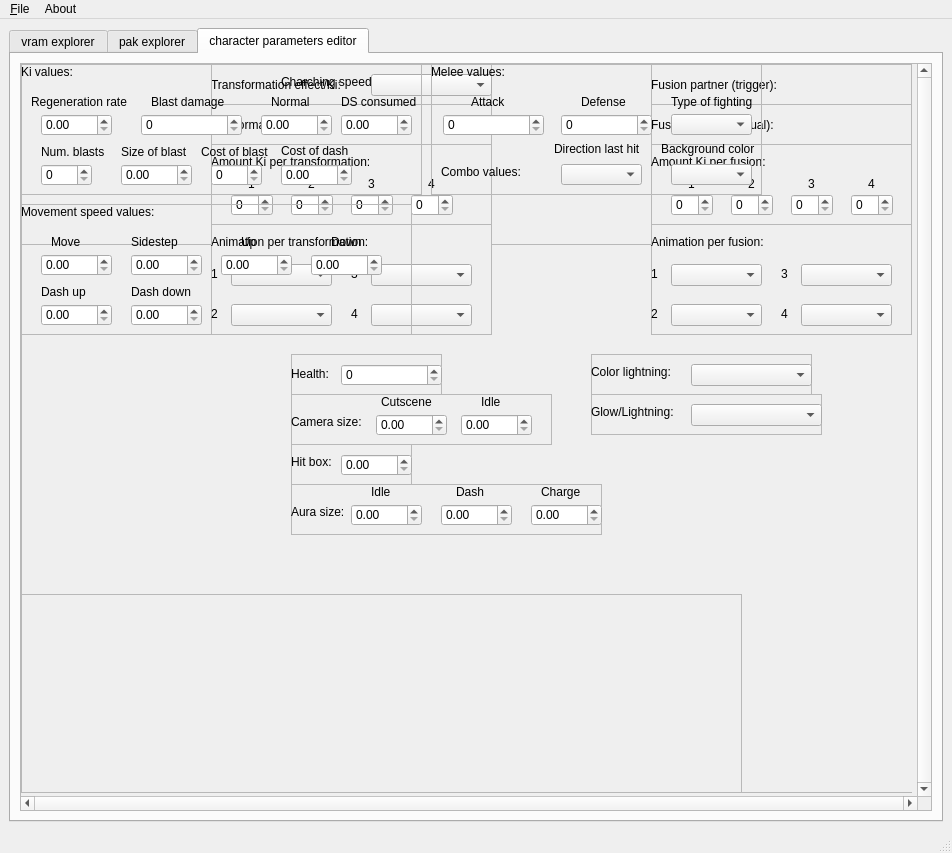
Before: the Qt Designer form lib/design/Raging_tools.ui in adsl14/Raging-tools, drawn with Qt 5.
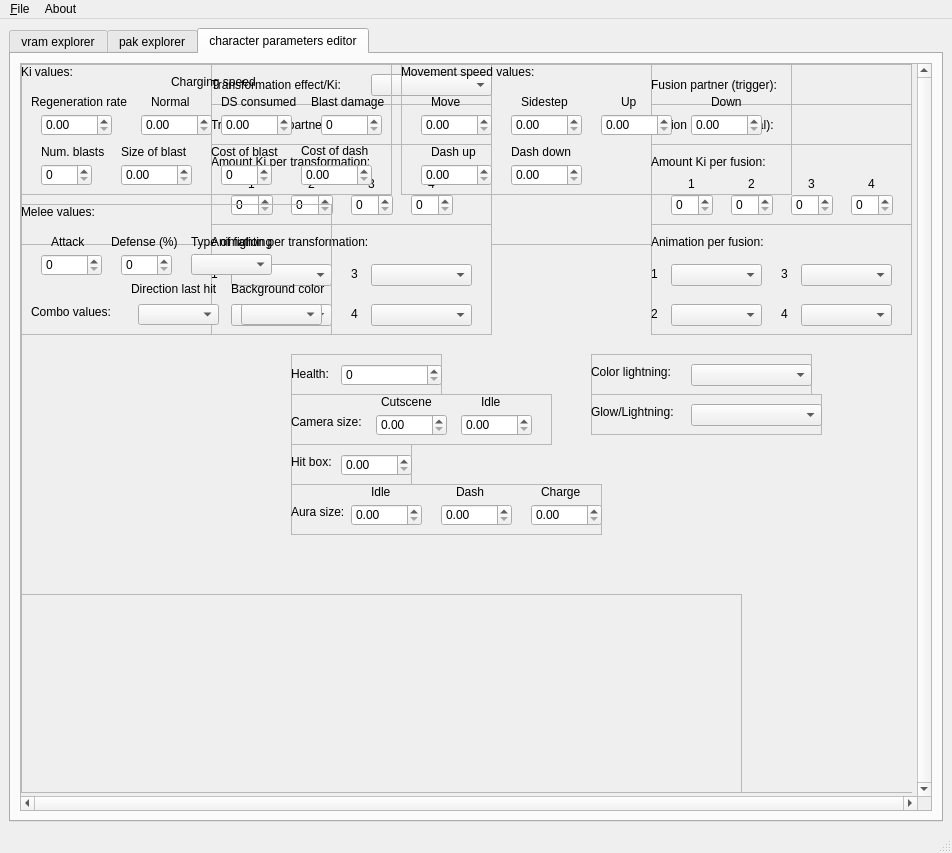
After: the same form once the commit is applied. The open tabs and pages were chosen to show the change. Icons and pictures are not drawn.

Commit message: Changed the damage values of melee, defense and ki blasts

```diff
--- a/lib/design/Raging_tools.ui
+++ b/lib/design/Raging_tools.ui
@@ -3419,7 +3419,7 @@
               <rect>
                <x>0</x>
                <y>0</y>
-               <width>401</width>
+               <width>371</width>
                <height>131</height>
               </rect>
              </property>
@@ -3489,7 +3489,7 @@
              <widget class="QDoubleSpinBox" name="ki_cost_of_dash_value">
               <property name="geometry">
                <rect>
-                <x>260</x>
+                <x>280</x>
                 <y>100</y>
                 <width>71</width>
                 <height>22</height>
@@ -3514,7 +3514,7 @@
              <widget class="QLabel" name="ki_cost_of_dash_text">
               <property name="geometry">
                <rect>
-                <x>260</x>
+                <x>280</x>
                 <y>77</y>
                 <width>71</width>
                 <height>20</height>
@@ -3530,7 +3530,7 @@
              <widget class="QDoubleSpinBox" name="speed_of_charching_value_2">
               <property name="geometry">
                <rect>
-                <x>320</x>
+                <x>200</x>
                 <y>50</y>
                 <width>71</width>
                 <height>22</height>
@@ -3558,7 +3558,7 @@
              <widget class="QLabel" name="speed_of_charching_text">
               <property name="geometry">
                <rect>
-                <x>260</x>
+                <x>150</x>
                 <y>10</y>
                 <width>101</width>
                 <height>16</height>
@@ -3568,13 +3568,13 @@
                <string>&lt;html&gt;&lt;head/&gt;&lt;body&gt;&lt;p&gt;Amount of health for the character&lt;/p&gt;&lt;/body&gt;&lt;/html&gt;</string>
               </property>
               <property name="text">
-               <string>Charching speed</string>
+               <string>Charging speed</string>
               </property>
              </widget>
              <widget class="QDoubleSpinBox" name="speed_of_charching_value">
               <property name="geometry">
                <rect>
-                <x>240</x>
+                <x>120</x>
                 <y>50</y>
                 <width>71</width>
                 <height>22</height>
@@ -3640,7 +3640,7 @@
              <widget class="QLabel" name="cost_of_blast_text">
               <property name="geometry">
                <rect>
-                <x>180</x>
+                <x>190</x>
                 <y>80</y>
                 <width>71</width>
                 <height>16</height>
@@ -3656,7 +3656,7 @@
              <widget class="QSpinBox" name="cost_of_blast_value">
               <property name="geometry">
                <rect>
-                <x>190</x>
+                <x>200</x>
                 <y>100</y>
                 <width>51</width>
                 <height>22</height>
@@ -3728,7 +3728,7 @@
              <widget class="QLabel" name="blast_damage_text">
               <property name="geometry">
                <rect>
-                <x>130</x>
+                <x>290</x>
                 <y>30</y>
                 <width>81</width>
                 <height>16</height>
@@ -3741,12 +3741,12 @@
                <string>Blast damage</string>
               </property>
              </widget>
-             <widget class="QDoubleSpinBox" name="blast_damage_value">
+             <widget class="QSpinBox" name="blast_damage_value">
               <property name="geometry">
                <rect>
-                <x>120</x>
+                <x>300</x>
                 <y>50</y>
-                <width>101</width>
+                <width>61</width>
                 <height>22</height>
                </rect>
               </property>
@@ -3756,20 +3756,20 @@
               <property name="whatsThis">
                <string>&lt;html&gt;&lt;head/&gt;&lt;body&gt;&lt;p&gt;&lt;br/&gt;&lt;/p&gt;&lt;/body&gt;&lt;/html&gt;</string>
               </property>
-              <property name="decimals">
-               <number>0</number>
-              </property>
               <property name="maximum">
-               <double>4294967295.000000000000000</double>
+               <number>65535</number>
               </property>
               <property name="value">
-               <double>0.000000000000000</double>
+               <number>0</number>
+              </property>
+              <property name="displayIntegerBase">
+               <number>10</number>
               </property>
              </widget>
              <widget class="QLabel" name="speed_of_charching_text_2">
               <property name="geometry">
                <rect>
-                <x>250</x>
+                <x>130</x>
                 <y>30</y>
                 <width>51</width>
                 <height>16</height>
@@ -3785,7 +3785,7 @@
              <widget class="QLabel" name="speed_of_charching_text_3">
               <property name="geometry">
                <rect>
-                <x>320</x>
+                <x>200</x>
                 <y>30</y>
                 <width>81</width>
                 <height>16</height>
@@ -3802,8 +3802,8 @@
             <widget class="QFrame" name="movement_speed">
              <property name="geometry">
               <rect>
-               <x>0</x>
-               <y>140</y>
+               <x>380</x>
+               <y>0</y>
                <width>391</width>
                <height>131</height>
               </rect>
@@ -3874,7 +3874,7 @@
              <widget class="QLabel" name="sidestep_speed_text">
               <property name="geometry">
                <rect>
-                <x>110</x>
+                <x>120</x>
                 <y>30</y>
                 <width>51</width>
                 <height>16</height>
@@ -3991,7 +3991,7 @@
              <widget class="QLabel" name="dash_up_speed_text">
               <property name="geometry">
                <rect>
-                <x>20</x>
+                <x>30</x>
                 <y>80</y>
                 <width>51</width>
                 <height>16</height>
@@ -4071,9 +4071,9 @@
             <widget class="QFrame" name="melee_values">
              <property name="geometry">
               <rect>
-               <x>410</x>
-               <y>0</y>
-               <width>331</width>
+               <x>0</x>
+               <y>140</y>
+               <width>311</width>
                <height>131</height>
               </rect>
              </property>
@@ -4099,9 +4099,9 @@
              <widget class="QSpinBox" name="defense_value">
               <property name="geometry">
                <rect>
-                <x>130</x>
+                <x>100</x>
                 <y>50</y>
-                <width>91</width>
+                <width>51</width>
                 <height>22</height>
                </rect>
               </property>
@@ -4127,9 +4127,9 @@
              <widget class="QLabel" name="defense_text">
               <property name="geometry">
                <rect>
-                <x>150</x>
+                <x>90</x>
                 <y>30</y>
-                <width>51</width>
+                <width>81</width>
                 <height>16</height>
                </rect>
               </property>
@@ -4137,13 +4137,13 @@
                <string>&lt;html&gt;&lt;head/&gt;&lt;body&gt;&lt;p&gt;Amount of health for the character&lt;/p&gt;&lt;/body&gt;&lt;/html&gt;</string>
               </property>
               <property name="text">
-               <string>Defense</string>
+               <string>Defense (%)</string>
               </property>
              </widget>
              <widget class="QLabel" name="attack_text">
               <property name="geometry">
                <rect>
-                <x>40</x>
+                <x>30</x>
                 <y>30</y>
                 <width>41</width>
                 <height>16</height>
@@ -4156,12 +4156,12 @@
                <string>Attack</string>
               </property>
              </widget>
-             <widget class="QDoubleSpinBox" name="attack_value">
+             <widget class="QSpinBox" name="attack_value">
               <property name="geometry">
                <rect>
-                <x>12</x>
+                <x>20</x>
                 <y>50</y>
-                <width>101</width>
+                <width>61</width>
                 <height>22</height>
                </rect>
               </property>
@@ -4171,17 +4171,17 @@
               <property name="whatsThis">
                <string>&lt;html&gt;&lt;head/&gt;&lt;body&gt;&lt;p&gt;&lt;br/&gt;&lt;/p&gt;&lt;/body&gt;&lt;/html&gt;</string>
               </property>
-              <property name="decimals">
-               <number>0</number>
-              </property>
               <property name="maximum">
-               <double>4294967295.000000000000000</double>
+               <number>65535</number>
+              </property>
+              <property name="value">
+               <number>0</number>
               </property>
              </widget>
              <widget class="QLabel" name="type_fighting_text">
               <property name="geometry">
                <rect>
-                <x>240</x>
+                <x>170</x>
                 <y>30</y>
                 <width>91</width>
                 <height>16</height>
@@ -4197,7 +4197,7 @@
              <widget class="QComboBox" name="type_fighting_value">
               <property name="geometry">
                <rect>
-                <x>240</x>
+                <x>170</x>
                 <y>50</y>
                 <width>81</width>
                 <height>21</height>
@@ -4223,7 +4223,7 @@
              <widget class="QLabel" name="direction_last_hit_combo_text">
               <property name="geometry">
                <rect>
-                <x>123</x>
+                <x>110</x>
                 <y>77</y>
                 <width>101</width>
                 <height>16</height>
@@ -4239,7 +4239,7 @@
              <widget class="QComboBox" name="background_color_combo_value">
               <property name="geometry">
                <rect>
-                <x>240</x>
+                <x>220</x>
                 <y>100</y>
                 <width>81</width>
                 <height>21</height>
@@ -4249,7 +4249,7 @@
              <widget class="QLabel" name="background_color_combo_text">
               <property name="geometry">
                <rect>
-                <x>230</x>
+                <x>210</x>
                 <y>77</y>
                 <width>101</width>
                 <height>16</height>
@@ -4265,7 +4265,7 @@
              <widget class="QComboBox" name="direction_last_hit_combo_value">
               <property name="geometry">
                <rect>
-                <x>130</x>
+                <x>117</x>
                 <y>100</y>
                 <width>81</width>
                 <height>21</height>
```
Left out of the diff: 86 changed lines with no effect on the pictures. The commit also changes 2 other files.
